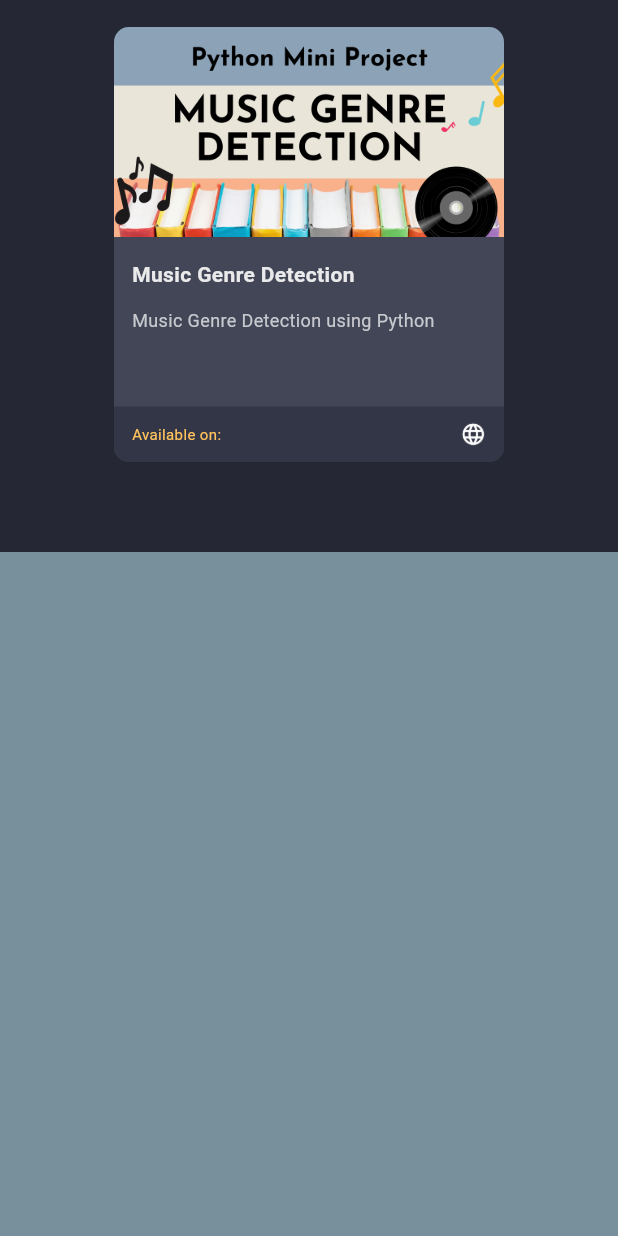
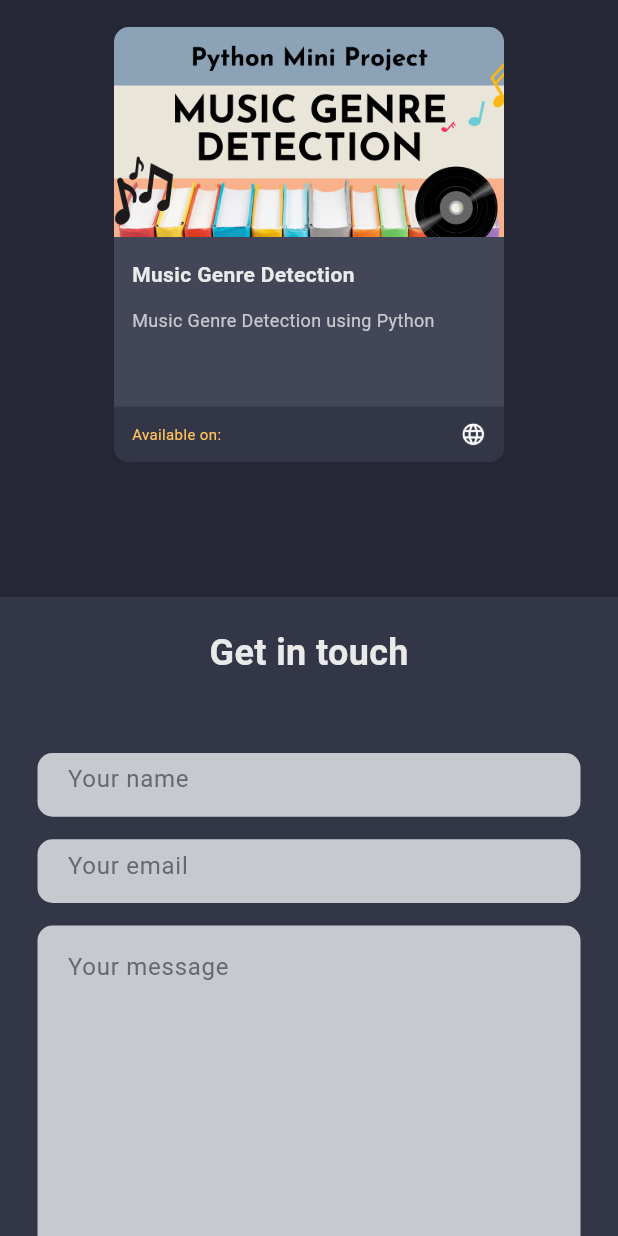
Before and after one commit to kartikbende/personal-portfolio-website, a Flutter app: the screen it shows after launch, scrolled down 2304 dp, on a phone screen of 412 x 824 dp. Run offline on Flutter 3.47's test engine with Material 3 defaults, Android fonts, the light colour scheme and no system bars; missing offline and left inert: dart:js.

Commit message:
added contect section

```diff
--- a/mywebsite/lib/constants/sns_links.dart
+++ b/mywebsite/lib/constants/sns_links.dart
@@ -1,5 +1,5 @@
 class SnsLinks {
-  static const String github = "https://";
-  static const String linkedIn = "https://";
-  static const String twitter = "https://";
+  static const String github = "https://github.com/kartikbende";
+  static const String linkedIn = "https://www.linkedin.com/in/kartikbende/";
+  static const String twitter = "https://twitter.com/kartikbende4";
 }
--- a/mywebsite/lib/pages/homescreen.dart
+++ b/mywebsite/lib/pages/homescreen.dart
@@ -1,6 +1,7 @@
 import 'package:flutter/material.dart';
 import 'package:mywebsite/constants/colors.dart';
 import 'package:mywebsite/constants/sized.dart';
+import 'package:mywebsite/widgets/contact_section.dart';
 import 'package:mywebsite/widgets/drawer_mobile.dart';
 import 'package:mywebsite/widgets/footer.dart';
 import 'package:mywebsite/widgets/header-desktop.dart';
@@ -81,12 +82,13 @@ class _HomePageState extends State<HomePage> {
               ),
               //PROJECTS
               const ProjectsSection(),
-              //CONTACT
-              Container(
-                height: 500,
-                width: double.maxFinite,
-                color: Colors.blueGrey.shade400,
-              ),
+              const SizedBox(height: 30),
+
+              // CONTACT
+              const ContactSection(
+                  // key: navbarKeys[3],
+                  ),
+              const SizedBox(height: 30),
               //FOOTER
               const Footer(),
             ],
--- /dev/null
+++ b/mywebsite/lib/widgets/contact_section.dart
@@ -0,0 +1,161 @@
+import 'dart:js' as js;
+
+import 'package:flutter/material.dart';
+import 'package:mywebsite/constants/sized.dart';
+import 'package:mywebsite/constants/sns_links.dart';
+import 'package:mywebsite/widgets/custom_text_feild.dart';
+
+import '../constants/colors.dart';
+
+class ContactSection extends StatelessWidget {
+  const ContactSection({super.key});
+
+  @override
+  Widget build(BuildContext context) {
+    return Container(
+      padding: const EdgeInsets.fromLTRB(25, 20, 25, 60),
+      color: CustomColor.bgLight1,
+      child: Column(
+        children: [
+          // title
+          const Text(
+            "Get in touch",
+            style: TextStyle(
+              fontWeight: FontWeight.bold,
+              fontSize: 24,
+              color: CustomColor.whitePrimary,
+            ),
+          ),
+
+          const SizedBox(height: 50),
+          ConstrainedBox(
+            constraints: const BoxConstraints(
+              maxWidth: 700,
+              maxHeight: 100,
+            ),
+            child: LayoutBuilder(
+              builder: (context, constraints) {
+                if (constraints.maxWidth >= mindeskwidth) {
+                  return buildNameEmailFieldDesktop();
+                }
+
+                // else
+                return buildNameEmailFieldMobile();
+              },
+            ),
+          ),
+          const SizedBox(height: 15),
+          // message
+          ConstrainedBox(
+            constraints: const BoxConstraints(
+              maxWidth: 700,
+            ),
+            child: CustomTextField(
+              hintText: "Your message",
+              maxLines: 16,
+            ),
+          ),
+          const SizedBox(height: 20),
+          // send button
+          ConstrainedBox(
+            constraints: const BoxConstraints(
+              maxWidth: 700,
+            ),
+            child: SizedBox(
+              width: double.maxFinite,
+              child: ElevatedButton(
+                onPressed: () {},
+                child: const Text("Get in touch"),
+              ),
+            ),
+          ),
+          const SizedBox(height: 30),
+
+          ConstrainedBox(
+            constraints: const BoxConstraints(
+              maxWidth: 300,
+            ),
+            child: const Divider(),
+          ),
+          const SizedBox(height: 15),
+
+          // SNS icon button links
+          Wrap(
+            spacing: 12,
+            runSpacing: 12,
+            alignment: WrapAlignment.center,
+            children: [
+              InkWell(
+                onTap: () {
+                  js.context.callMethod('open', [SnsLinks.github]);
+                },
+                child: Image.asset(
+                  "assets/github.png",
+                  width: 28,
+                ),
+              ),
+              InkWell(
+                onTap: () {
+                  js.context.callMethod('open', [SnsLinks.linkedIn]);
+                },
+                child: Image.asset(
+                  "assets/linkedin.png",
+                  width: 28,
+                ),
+              ),
+              InkWell(
+                onTap: () {
+                  js.context.callMethod('open', [SnsLinks.twitter]);
+                },
+                child: Image.asset(
+                  "assets/x.jpg",
+                  width: 28,
+                ),
+              ),
+            ],
+          )
+        ],
+      ),
+    );
+  }
+
+  Row buildNameEmailFieldDesktop() {
+    return Row(
+      children: [
+        // name
+        Flexible(
+          child: CustomTextField(
+            hintText: "Your name",
+          ),
+        ),
+        const SizedBox(width: 15),
+        // email
+        Flexible(
+          child: CustomTextField(
+            hintText: "Your email",
+          ),
+        ),
+      ],
+    );
+  }
+
+  Column buildNameEmailFieldMobile() {
+    return Column(
+      children: [
+        // name
+        Flexible(
+          child: CustomTextField(
+            hintText: "Your name",
+          ),
+        ),
+        const SizedBox(height: 15),
+        // email
+        Flexible(
+          child: CustomTextField(
+            hintText: "Your email",
+          ),
+        ),
+      ],
+    );
+  }
+}
--- /dev/null
+++ b/mywebsite/lib/widgets/custom_text_feild.dart
@@ -0,0 +1,44 @@
+import 'package:flutter/material.dart';
+
+import '../constants/colors.dart';
+
+class CustomTextField extends StatelessWidget {
+  const CustomTextField({
+    super.key,
+    this.controller,
+    this.maxLines = 1,
+    this.hintText,
+  });
+  final TextEditingController? controller;
+  final int maxLines;
+  final String? hintText;
+  @override
+  Widget build(BuildContext context) {
+    return TextField(
+      controller: controller,
+      maxLines: maxLines,
+      style: const TextStyle(
+        color: CustomColor.scaffoldBg,
+      ),
+      decoration: InputDecoration(
+        contentPadding: const EdgeInsets.all(16),
+        filled: true,
+        fillColor: CustomColor.whiteSecondary,
+        focusedBorder: getInputBorder,
+        enabledBorder: getInputBorder,
+        border: getInputBorder,
+        hintText: hintText,
+        hintStyle: const TextStyle(
+          color: CustomColor.hintDark,
+        ),
+      ),
+    );
+  }
+
+  OutlineInputBorder get getInputBorder {
+    return OutlineInputBorder(
+      borderRadius: BorderRadius.circular(10),
+      borderSide: BorderSide.none,
+    );
+  }
+}
```
Also changed, not shown: mywebsite/assets/x.jpg (added).
